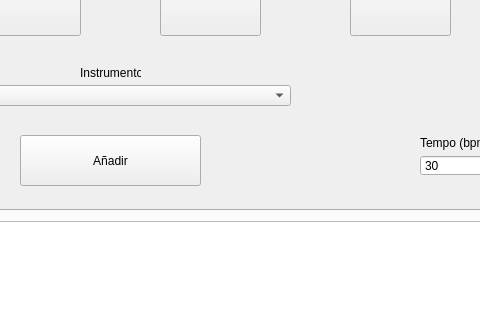
Old version of the form QtGuiApplication1/QtGuiApplication1.ui in the repository samahetfield/TFG-QT; both pictures show x 330 to 810 and y 131 to 451 of the 956 by 669 pixel window.
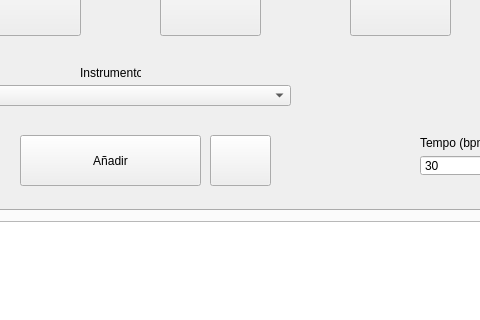
New version of the form.

Patch:
```diff
--- a/QtGuiApplication1/QtGuiApplication1.ui
+++ b/QtGuiApplication1/QtGuiApplication1.ui
@@ -224,6 +224,19 @@
      <string>Tempo (bpm)</string>
     </property>
    </widget>
+   <widget class="QPushButton" name="deshacer_button">
+    <property name="geometry">
+     <rect>
+      <x>540</x>
+      <y>230</y>
+      <width>61</width>
+      <height>51</height>
+     </rect>
+    </property>
+    <property name="text">
+     <string/>
+    </property>
+   </widget>
    <zorder>tabWidget</zorder>
    <zorder>label</zorder>
    <zorder>pushButton</zorder>
```
Left out of the diff: 1 changed line with no effect on the pictures.
